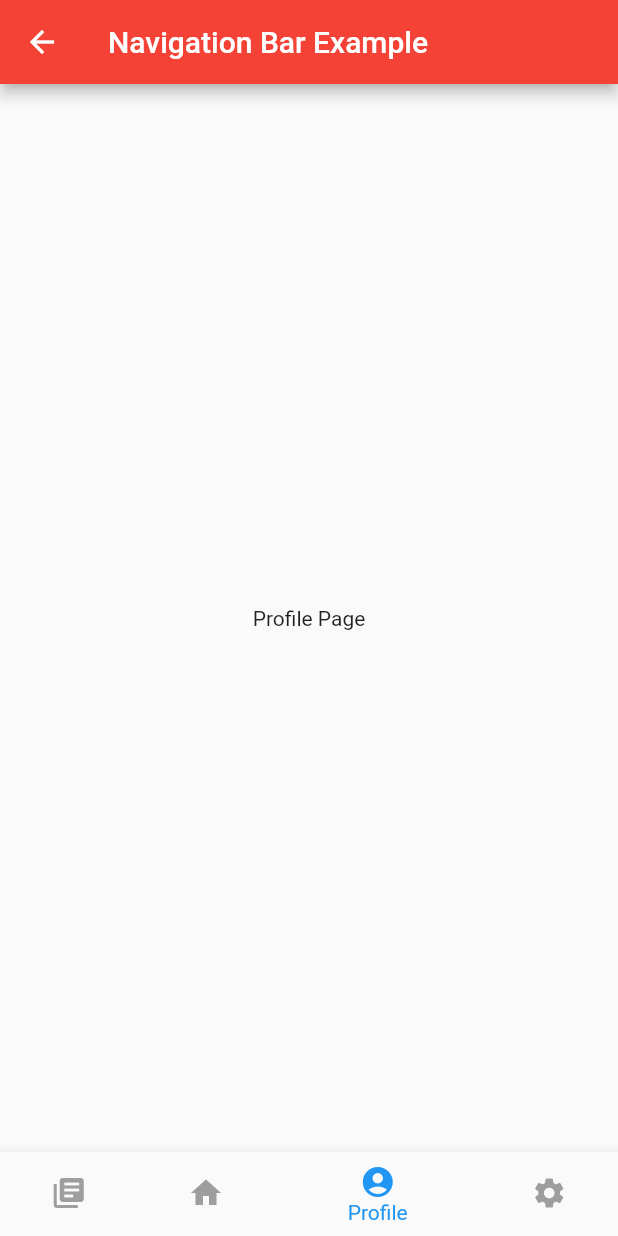
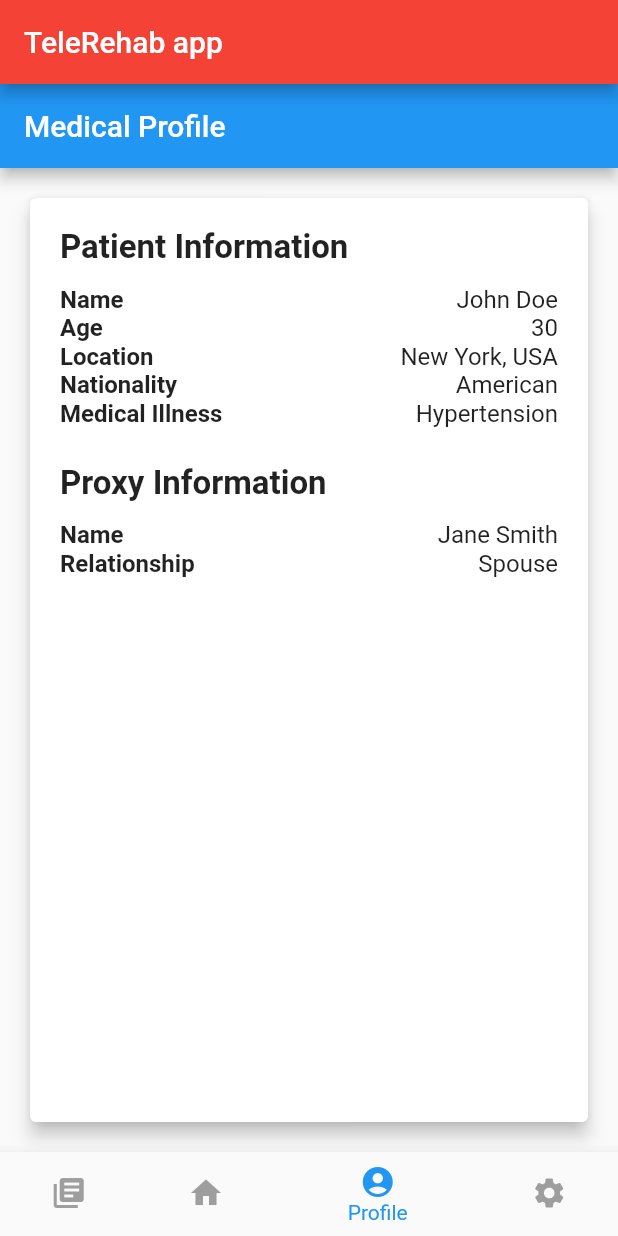
Before and after one commit to oyokadaniel/TeleRehab, a Flutter app: the MyHomePage screen opened directly, item 3 of the bottom bar chosen, on a phone screen of 412 x 824 dp. Run offline on Flutter 3.47's test engine with Material 2 defaults, Android fonts, the phone set to English and light mode, and no system bars.

Commit message:
edited all files

```diff
--- a/lib/main.dart
+++ b/lib/main.dart
@@ -1,6 +1,5 @@
 import 'package:flutter/material.dart';
 import 'package:telerehab/screens/login_screen.dart';
-import 'package:telerehab/screens/registration_screen.dart';
 
 void main() {
   runApp(MyApp());
--- a/lib/screens/login_screen.dart
+++ b/lib/screens/login_screen.dart
@@ -1,5 +1,5 @@
 import 'package:flutter/material.dart';
-import 'package:telerehab/screens/home_screen.dart';
+import 'package:telerehab/screens/nav_screen.dart';
 import 'package:telerehab/screens/registration_screen.dart';
 
 class LoginScreen extends StatefulWidget {
@@ -60,7 +60,7 @@ class _LoginScreenState extends State<LoginScreen> {
         minWidth: MediaQuery.of(context).size.width,
         onPressed: () {
           Navigator.pushReplacement(
-              context, MaterialPageRoute(builder: (context) => HomeScreen()));
+              context, MaterialPageRoute(builder: (context) => MyHomePage()));
         },
         child: Text(
           "Login",
--- a/lib/screens/nav_screen.dart
+++ b/lib/screens/nav_screen.dart
@@ -1,4 +1,7 @@
 import 'package:flutter/material.dart';
+import 'package:telerehab/screens/profile_screen.dart';
+import 'package:telerehab/screens/program_screen.dart';
+import 'package:telerehab/screens/settings_screen.dart';
 
 class MyHomePage extends StatefulWidget {
   @override
@@ -9,10 +12,10 @@ class _MyHomePageState extends State<MyHomePage> {
   int _selectedIndex = 0;
 
   static List<Widget> _widgetOptions = <Widget>[
-    Text('Programs Page'),
+    ProgramPage(),
     Text('My Hub Page'),
-    Text('Profile Page'),
-    Text('Settings Page'),
+    ProfilePage(),
+    SettingsPage(),
   ];
 
   void _onItemTapped(int index) {
@@ -25,7 +28,7 @@ class _MyHomePageState extends State<MyHomePage> {
   Widget build(BuildContext context) {
     return Scaffold(
       appBar: AppBar(
-        title: Text('Navigation Bar Example'),
+        title: Text('TeleRehab app'),
       ),
       body: Center(
         child: _widgetOptions.elementAt(_selectedIndex),
--- /dev/null
+++ b/lib/screens/profile_screen.dart
@@ -0,0 +1,76 @@
+import 'package:flutter/material.dart';
+
+class ProfilePage extends StatelessWidget {
+  @override
+  Widget build(BuildContext context) {
+    return MaterialApp(
+      title: 'Medical Profile',
+      theme: ThemeData(primarySwatch: Colors.blue),
+      home: MedicalProfilePage(),
+    );
+  }
+}
+
+class MedicalProfilePage extends StatelessWidget {
+  @override
+  Widget build(BuildContext context) {
+    return Scaffold(
+      appBar: AppBar(title: Text('Medical Profile')),
+      body: Center(
+        child: MedicalProfileCard(),
+      ),
+    );
+  }
+}
+
+class MedicalProfileCard extends StatelessWidget {
+  @override
+  Widget build(BuildContext context) {
+    return Card(
+      margin: EdgeInsets.all(20.0),
+      elevation: 5.0,
+      child: Padding(
+        padding: const EdgeInsets.all(20.0),
+        child: Column(
+          crossAxisAlignment: CrossAxisAlignment.start,
+          children: [
+            Text(
+              'Patient Information',
+              style: TextStyle(fontSize: 22, fontWeight: FontWeight.bold),
+            ),
+            SizedBox(height: 12),
+            _buildProfileInfo('Name', 'John Doe'),
+            _buildProfileInfo('Age', '30'),
+            _buildProfileInfo('Location', 'New York, USA'),
+            _buildProfileInfo('Nationality', 'American'),
+            _buildProfileInfo('Medical Illness', 'Hypertension'),
+            SizedBox(height: 24),
+            Text(
+              'Proxy Information',
+              style: TextStyle(fontSize: 22, fontWeight: FontWeight.bold),
+            ),
+            SizedBox(height: 12),
+            _buildProfileInfo('Name', 'Jane Smith'),
+            _buildProfileInfo('Relationship', 'Spouse'),
+          ],
+        ),
+      ),
+    );
+  }
+
+  Widget _buildProfileInfo(String label, String value) {
+    return Row(
+      mainAxisAlignment: MainAxisAlignment.spaceBetween,
+      children: [
+        Text(
+          label,
+          style: TextStyle(fontSize: 16, fontWeight: FontWeight.bold),
+        ),
+        Text(
+          value,
+          style: TextStyle(fontSize: 16),
+        ),
+      ],
+    );
+  }
+}
--- a/pubspec.yaml
+++ b/pubspec.yaml
@@ -45,7 +45,7 @@ flutter:
   # To add assets to your application, add an assets section, like this:
   assets:
    - assets/logo.png
-  #  - images/a_dot_ham.jpeg
+   - assets/icon.png
 
   # An image asset can refer to one or more resolution-specific "variants", see
   # https://flutter.dev/assets-and-images/#resolution-aware.
```
Also changed, not shown: lib/screens/home_screen.dart (deleted, +0 -70 lines), lib/screens/moduledetails_screen.dart (added, +19 -0 lines), lib/screens/registration_screen.dart (added, +181 -0 lines), assets/icon.png (added), lib/screens/hub_screen.dart (added).
